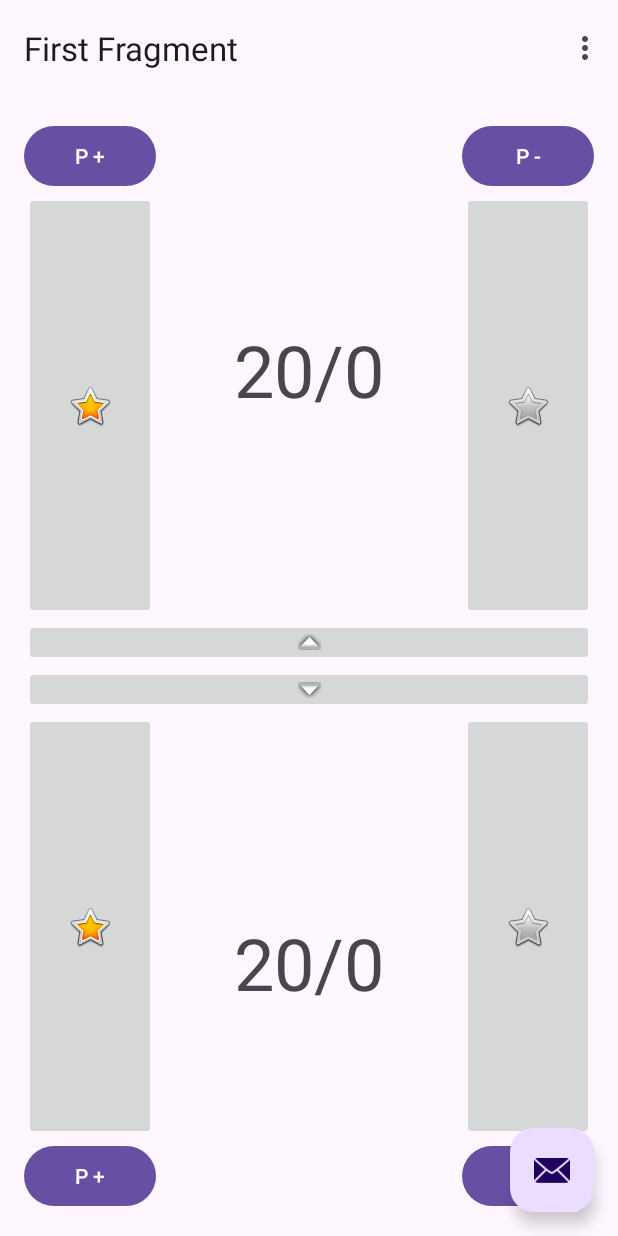
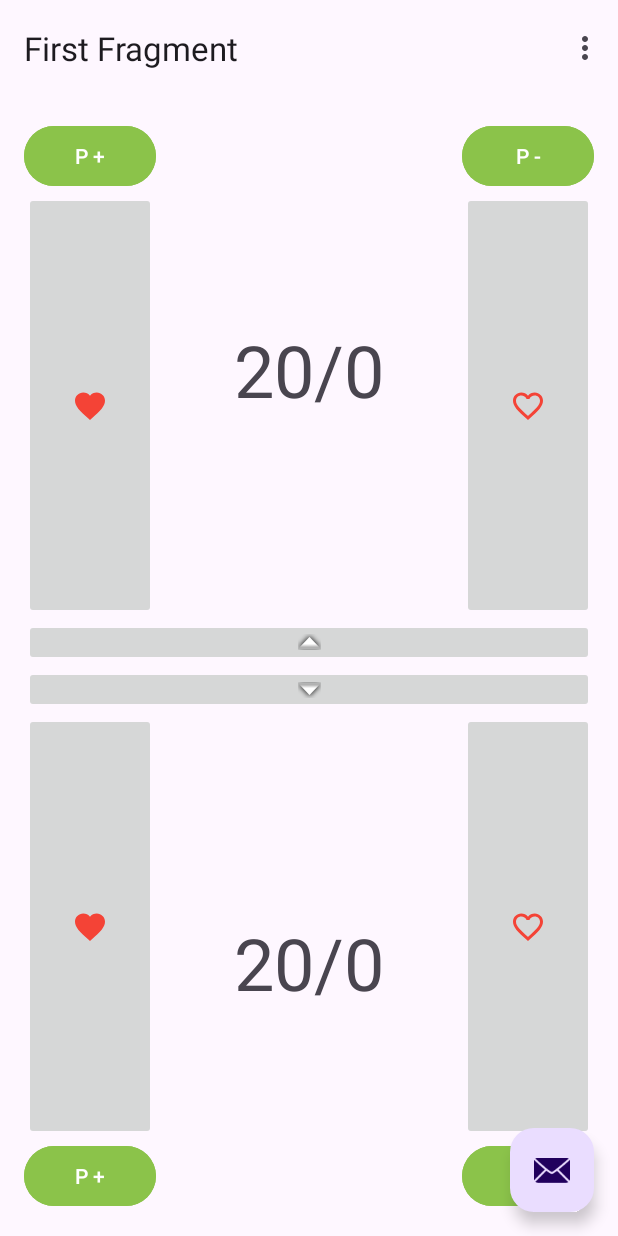
Before and after one commit to luismibm/MagicLifes, an Android app: the screen it shows after launch (MainActivity), on a phone screen of 412 x 824 dp. Run offline under Robolectric (Android 15) with nearby library versions, the phone set to English and light mode, and no system bars; our stand-ins replace navigation-ui.

```diff
--- a/app/src/main/java/com/example/magiclifes/FirstFragment.kt
+++ b/app/src/main/java/com/example/magiclifes/FirstFragment.kt
@@ -21,7 +21,7 @@ class FirstFragment : Fragment() {
 
     private var lifeP1: Int = 0
     private var poisonP1: Int = 0
-    private var lifeP2: Int = 20
+    private var lifeP2: Int = 0
     private var poisonP2: Int = 0
 
 
@@ -60,6 +60,7 @@ class FirstFragment : Fragment() {
         }
 
         binding.buttonP1LifeDecrement.setOnClickListener {
+            if (lifeP1 > 0)
                 lifeP1--
             refresh()
         }
@@ -70,6 +71,7 @@ class FirstFragment : Fragment() {
         }
 
         binding.buttonP1PoisonDecrement.setOnClickListener {
+            if (poisonP1 > 0)
                 poisonP1--
             refresh()
         }
@@ -82,6 +84,7 @@ class FirstFragment : Fragment() {
         }
 
         binding.buttonP2LifeDecrement.setOnClickListener {
+            if (lifeP2 > 0)
                 lifeP2--
             refresh()
         }
@@ -92,6 +95,7 @@ class FirstFragment : Fragment() {
         }
 
         binding.buttonP2PoisonDecrement.setOnClickListener {
+            if (poisonP2 > 0)
                 poisonP2--
             refresh()
         }
@@ -99,18 +103,20 @@ class FirstFragment : Fragment() {
 
         // Middle Buttons
         binding.PassFromP2ToP1.setOnClickListener {
+            if (lifeP2 > 0) {
                 lifeP2--
                 lifeP1++
                 refresh()
             }
+        }
 
         binding.PassFromP1ToP2.setOnClickListener {
+            if (lifeP1 > 0) {
                 lifeP1--
                 lifeP2++
                 refresh()
             }
-
-
+        }
 
     }
 
--- a/app/src/main/res/layout/fragment_first.xml
+++ b/app/src/main/res/layout/fragment_first.xml
@@ -23,6 +23,7 @@
             android:id="@+id/buttonP1PoisonIncrement"
             android:layout_width="wrap_content"
             android:layout_height="wrap_content"
+            android:backgroundTint="#8BC34A"
             android:text="P +"
             app:layout_constraintStart_toStartOf="parent"
             app:layout_constraintTop_toTopOf="parent" />
@@ -31,6 +32,7 @@
             android:id="@+id/buttonP1PoisonDecrement"
             android:layout_width="wrap_content"
             android:layout_height="wrap_content"
+            android:backgroundTint="#8BC34A"
             android:text="P -"
             app:layout_constraintEnd_toEndOf="parent"
             app:layout_constraintTop_toTopOf="parent" />
@@ -50,7 +52,8 @@
             android:id="@+id/buttonP1LifeIncrement"
             android:layout_width="0dp"
             android:layout_height="0dp"
-            android:src="@android:drawable/btn_star_big_on"
+            android:src="@drawable/baseline_favorite_24"
+            android:tint="#F44336"
             app:layout_constraintBottom_toTopOf="@+id/PassFromP2ToP1"
             app:layout_constraintEnd_toEndOf="@+id/buttonP1PoisonIncrement"
             app:layout_constraintStart_toStartOf="@+id/buttonP1PoisonIncrement"
@@ -60,7 +63,8 @@
             android:id="@+id/buttonP2LifeIncrement"
             android:layout_width="0dp"
             android:layout_height="0dp"
-            android:src="@android:drawable/btn_star_big_on"
+            android:src="@drawable/baseline_favorite_24"
+            android:tint="#F44336"
             app:layout_constraintBottom_toTopOf="@+id/buttonP2PoisonIncrement"
             app:layout_constraintEnd_toEndOf="@+id/buttonP2PoisonIncrement"
             app:layout_constraintStart_toStartOf="@+id/buttonP2PoisonIncrement"
@@ -70,7 +74,8 @@
             android:id="@+id/buttonP1LifeDecrement"
             android:layout_width="0dp"
             android:layout_height="0dp"
-            android:src="@android:drawable/btn_star_big_off"
+            android:src="@drawable/baseline_favorite_border_24"
+            android:tint="#F44336"
             app:layout_constraintBottom_toTopOf="@+id/PassFromP2ToP1"
             app:layout_constraintEnd_toEndOf="@+id/buttonP1PoisonDecrement"
             app:layout_constraintStart_toStartOf="@+id/buttonP1PoisonDecrement"
@@ -80,7 +85,8 @@
             android:id="@+id/buttonP2LifeDecrement"
             android:layout_width="0dp"
             android:layout_height="0dp"
-            android:src="@android:drawable/btn_star_big_off"
+            android:src="@drawable/baseline_favorite_border_24"
+            android:tint="#F44336"
             app:layout_constraintBottom_toTopOf="@+id/buttonP2PoisonDecrement"
             app:layout_constraintEnd_toEndOf="@+id/buttonP2PoisonDecrement"
             app:layout_constraintStart_toStartOf="@+id/buttonP2PoisonDecrement"
@@ -108,6 +114,7 @@
             android:id="@+id/buttonP2PoisonIncrement"
             android:layout_width="wrap_content"
             android:layout_height="wrap_content"
+            android:backgroundTint="#8BC34A"
             android:text="P +"
             app:layout_constraintBottom_toBottomOf="parent"
             app:layout_constraintStart_toStartOf="parent" />
@@ -116,6 +123,7 @@
             android:id="@+id/buttonP2PoisonDecrement"
             android:layout_width="wrap_content"
             android:layout_height="wrap_content"
+            android:backgroundTint="#8BC34A"
             android:text="P -"
             app:layout_constraintBottom_toBottomOf="parent"
             app:layout_constraintEnd_toEndOf="parent" />
```
Lines whose indentation alone changed are shown as unchanged.
